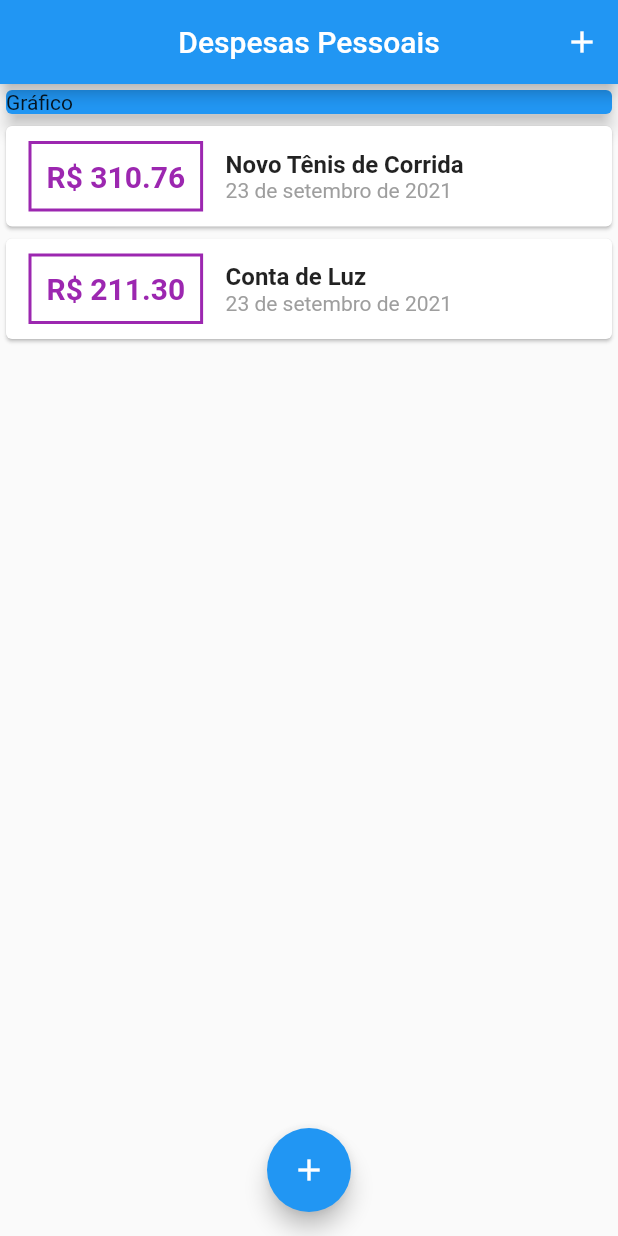
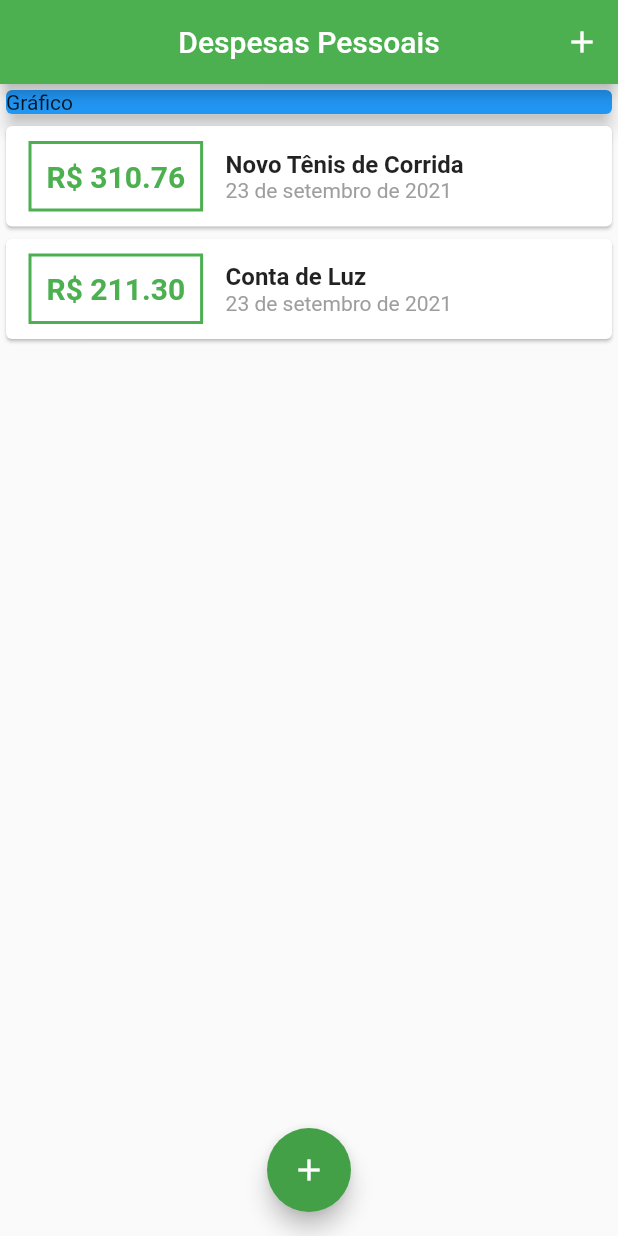
Before and after one commit to Bernardo-Junior/ExpenseApp, a Flutter app: the screen it shows after launch, on a phone screen of 412 x 824 dp. Run offline on Flutter 3.47's test engine with Material 2 defaults, Android fonts, the phone set to English and light mode, and no system bars.

Commit message:
feat: adicionando cor primaria e secundaria no tema do MaterialApp

```diff
--- a/lib/components/transaction_list.dart
+++ b/lib/components/transaction_list.dart
@@ -26,17 +26,17 @@ class TransactionList extends StatelessWidget {
                   ),
                   decoration: BoxDecoration(
                     border: Border.all(
-                      color: Colors.purple,
+                      color: Theme.of(context).primaryColor,
                       width: 2,
                     ),
                   ),
                   padding: const EdgeInsets.all(10),
                   child: Text(
                     'R\$ ${tr.value.toStringAsFixed(2)}',
-                    style: const TextStyle(
+                    style: TextStyle(
                       fontWeight: FontWeight.bold,
                       fontSize: 20,
-                      color: Colors.purple,
+                      color: Theme.of(context).primaryColor,
                     ),
                   ),
                 ),
--- a/lib/main.dart
+++ b/lib/main.dart
@@ -12,6 +12,10 @@ class ExpenseApp extends StatelessWidget {
   @override
   Widget build(BuildContext context) {
     return MaterialApp(
+      theme: ThemeData(
+        primarySwatch: Colors.green,
+        accentColor: Colors.green[600],
+      ),
       localizationsDelegates: [
         GlobalMaterialLocalizations.delegate,
         GlobalWidgetsLocalizations.delegate
```
